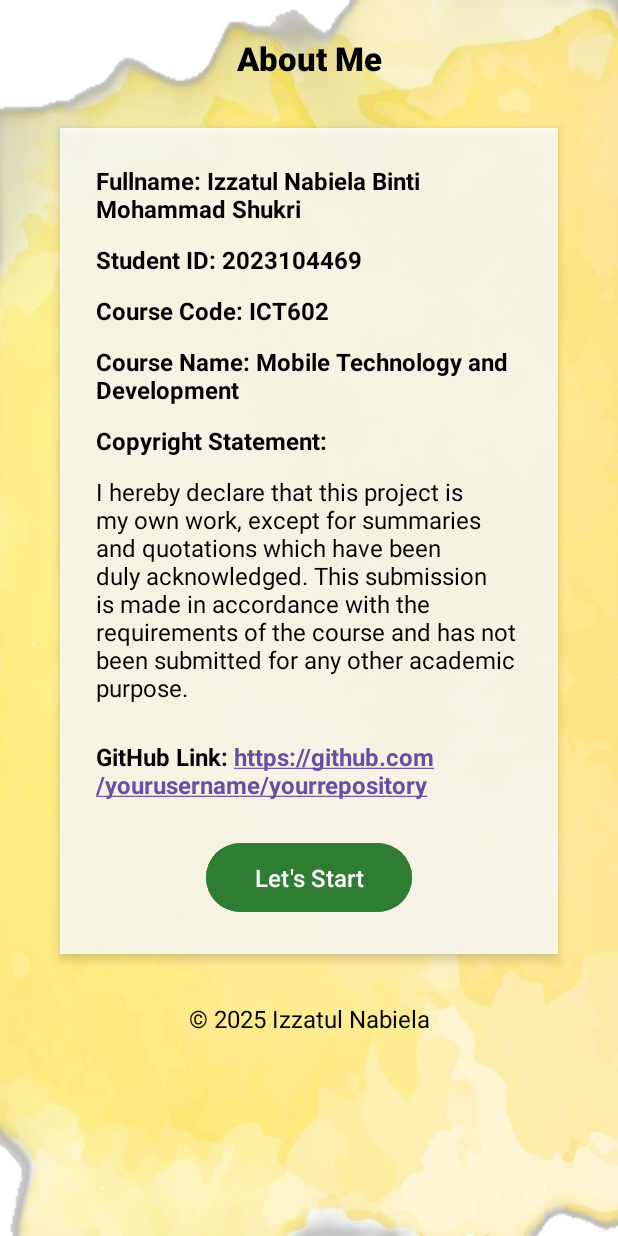
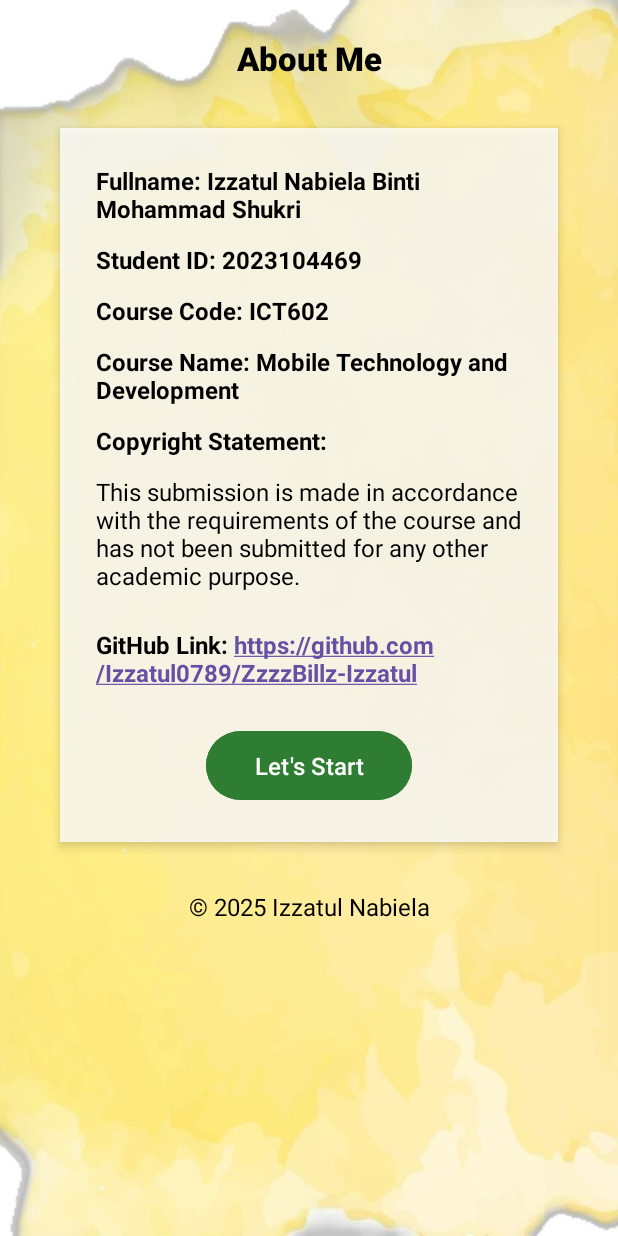
Before and after one commit to Izzatul0789/ZzzzBillz-Izzatul, an Android app: the screen it shows after launch (AboutMeActivity), on a phone screen of 412 x 824 dp. Run offline under Robolectric (Android 15) with nearby library versions, the phone set to English and light mode, and no system bars.

Commit message:
Updated logic in activity_about_me.xml

```diff
--- a/app/src/main/res/layout/activity_about_me.xml
+++ b/app/src/main/res/layout/activity_about_me.xml
@@ -100,7 +100,7 @@
                     android:layout_width="match_parent"
                     android:layout_height="wrap_content"
                     android:layout_marginBottom="24dp"
-                    android:text="I hereby declare that this project is my own work, except for summaries and quotations which have been duly acknowledged. This submission is made in accordance with the requirements of the course and has not been submitted for any other academic purpose."
+                    android:text="This submission is made in accordance with the requirements of the course and has not been submitted for any other academic purpose."
                     android:textSize="16sp"
                     android:textColor="#000000" />
 
@@ -108,7 +108,7 @@
                     android:id="@+id/githubLink"
                     android:layout_width="match_parent"
                     android:layout_height="wrap_content"
-                    android:text="GitHub Link: https://github.com/yourusername/yourrepository"
+                    android:text="GitHub Link: https://github.com/Izzatul0789/ZzzzBillz-Izzatul"
                     android:autoLink="web"
                     android:textColor="#000000"
                     android:textStyle="bold"
```
